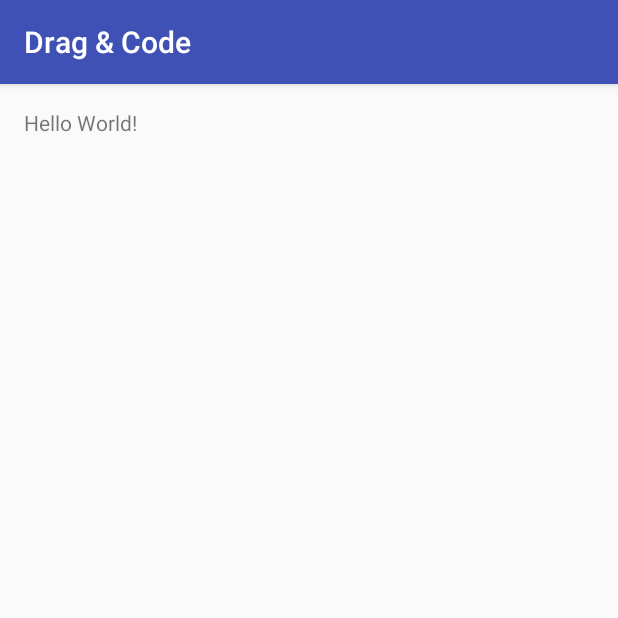
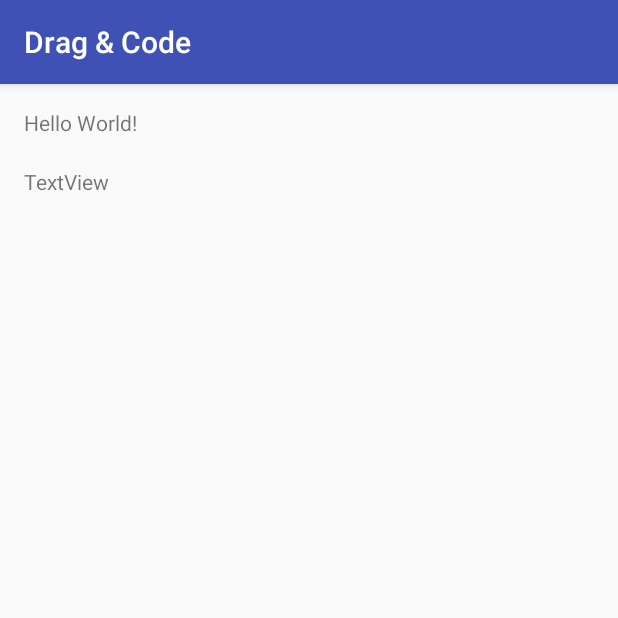
Before and after one commit to Tenkaire/CMPT276Project, an Android app: the screen it shows after launch (MainActivity), on a phone screen of 412 x 824 dp, the top half of it. Run offline under Robolectric (Android 15) with nearby library versions, the phone set to English and light mode, and no system bars.

Commit message:
Added WIP Drag and Drop functionality - TextView can be dragged into another TextView to set text.

```diff
--- a/Drag&Code/app/src/main/java/com/group8/dragcode/MainActivity.java
+++ b/Drag&Code/app/src/main/java/com/group8/dragcode/MainActivity.java
@@ -1,13 +1,74 @@
 package com.group8.dragcode;
 
+import android.content.ClipData;
+import android.os.Build;
 import android.support.v7.app.AppCompatActivity;
 import android.os.Bundle;
+import android.util.Log;
+import android.view.DragEvent;
+import android.view.MotionEvent;
+import android.view.View;
+import android.widget.TextView;
 
-public class MainActivity extends AppCompatActivity {
+public class MainActivity extends AppCompatActivity
+{
 
     @Override
-    protected void onCreate(Bundle savedInstanceState) {
+    protected void onCreate(Bundle savedInstanceState)
+    {
         super.onCreate(savedInstanceState);
         setContentView(R.layout.activity_main);
+
+        TextView tv_module = (TextView) findViewById(R.id.tv_hw);
+        TextView tv_code = (TextView) findViewById(R.id.tv_code);
+
+        tv_module.setOnTouchListener(new ModuleDragListener());
+        tv_code.setOnDragListener(new CodeDropListener());
+    }
+
+    private class ModuleDragListener implements View.OnTouchListener
+    {
+        @Override
+        public boolean onTouch(View v, MotionEvent event)
+        {
+            if (event.getAction() == MotionEvent.ACTION_DOWN)
+            {
+                ClipData clipData = ClipData.newPlainText("", "");
+                View.DragShadowBuilder dragShadowBuilder = new View.DragShadowBuilder(v);
+                if (Build.VERSION.SDK_INT < Build.VERSION_CODES.N)
+                {
+                    v.startDrag(clipData, dragShadowBuilder, v, 0);
+                }
+                else
+                {
+                    v.startDragAndDrop(clipData, dragShadowBuilder, v, 0);
+                }
+                return true;
+            }
+            else
+            {
+                return false;
+            }
+        }
+    }
+
+    private class CodeDropListener implements View.OnDragListener
+    {
+        @Override
+        public boolean onDrag(View v, DragEvent event)
+        {
+            if (event.getAction() == DragEvent.ACTION_DROP)
+            {
+                TextView moduleTV = (TextView) event.getLocalState();
+                TextView codeTV = (TextView) v;
+
+                String moduleText = moduleTV.getText().toString();
+                String codeText = codeTV.getText().toString();
+                String combined = codeText + " " + moduleText;
+
+                codeTV.setText(combined);
+            }
+            return true;
+        }
     }
 }
--- a/Drag&Code/app/src/main/res/layout/activity_main.xml
+++ b/Drag&Code/app/src/main/res/layout/activity_main.xml
@@ -13,5 +13,19 @@
     <TextView
         android:layout_width="wrap_content"
         android:layout_height="wrap_content"
-        android:text="Hello World!" />
+        android:text="Hello World!"
+        android:id="@+id/tv_hw" />
+
+    <TextView
+        android:text="TextView"
+        android:layout_width="wrap_content"
+        android:layout_height="wrap_content"
+        android:layout_below="@+id/tv_hw"
+        android:layout_alignParentLeft="true"
+        android:layout_alignParentStart="true"
+        android:layout_marginTop="20dp"
+        android:id="@+id/tv_code"
+        android:layout_alignParentRight="true"
+        android:layout_alignParentEnd="true"
+        android:layout_alignParentBottom="true" />
 </RelativeLayout>
```
